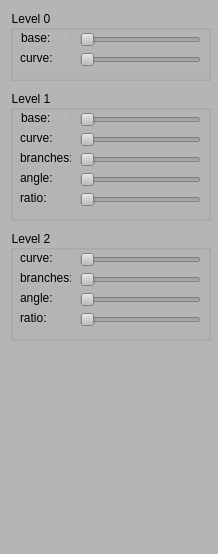
First picture: the form in PMTree2D/ControlWidget.ui, repository gnishida/PMTree2D, before the edit.
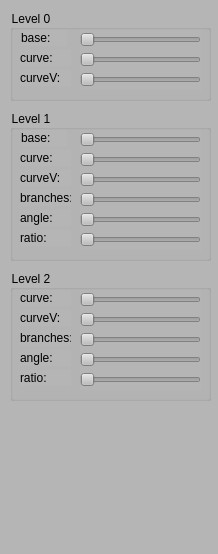
Second picture: the form after the edit.

Patch:
```diff
--- a/PMTree2D/ControlWidget.ui
+++ b/PMTree2D/ControlWidget.ui
@@ -26,7 +26,7 @@
       <x>10</x>
       <y>10</y>
       <width>201</width>
-      <height>71</height>
+      <height>91</height>
      </rect>
     </property>
     <property name="title">
@@ -84,14 +84,40 @@
       <string>curve:</string>
      </property>
     </widget>
+    <widget class="QLabel" name="label_4">
+     <property name="geometry">
+      <rect>
+       <x>10</x>
+       <y>60</y>
+       <width>51</width>
+       <height>16</height>
+      </rect>
+     </property>
+     <property name="text">
+      <string>curveV:</string>
+     </property>
+    </widget>
+    <widget class="QSlider" name="horizontalSliderCurveV0">
+     <property name="geometry">
+      <rect>
+       <x>70</x>
+       <y>60</y>
+       <width>121</width>
+       <height>20</height>
+      </rect>
+     </property>
+     <property name="orientation">
+      <enum>Qt::Horizontal</enum>
+     </property>
+    </widget>
    </widget>
    <widget class="QGroupBox" name="groupBox_2">
     <property name="geometry">
      <rect>
       <x>10</x>
-      <y>90</y>
+      <y>110</y>
       <width>201</width>
-      <height>131</height>
+      <height>151</height>
      </rect>
     </property>
     <property name="title">
@@ -153,7 +179,7 @@
      <property name="geometry">
       <rect>
        <x>10</x>
-       <y>60</y>
+       <y>80</y>
        <width>51</width>
        <height>16</height>
       </rect>
@@ -166,7 +192,7 @@
      <property name="geometry">
       <rect>
        <x>70</x>
-       <y>60</y>
+       <y>80</y>
        <width>121</width>
        <height>20</height>
       </rect>
@@ -179,7 +205,7 @@
      <property name="geometry">
       <rect>
        <x>10</x>
-       <y>80</y>
+       <y>100</y>
        <width>51</width>
        <height>16</height>
       </rect>
@@ -192,7 +218,7 @@
      <property name="geometry">
       <rect>
        <x>70</x>
-       <y>80</y>
+       <y>100</y>
        <width>121</width>
        <height>20</height>
       </rect>
@@ -205,7 +231,7 @@
      <property name="geometry">
       <rect>
        <x>10</x>
-       <y>100</y>
+       <y>120</y>
        <width>51</width>
        <height>16</height>
       </rect>
@@ -218,7 +244,33 @@
      <property name="geometry">
       <rect>
        <x>70</x>
-       <y>100</y>
+       <y>120</y>
+       <width>121</width>
+       <height>20</height>
+      </rect>
+     </property>
+     <property name="orientation">
+      <enum>Qt::Horizontal</enum>
+     </property>
+    </widget>
+    <widget class="QLabel" name="label_13">
+     <property name="geometry">
+      <rect>
+       <x>10</x>
+       <y>60</y>
+       <width>51</width>
+       <height>16</height>
+      </rect>
+     </property>
+     <property name="text">
+      <string>curveV:</string>
+     </property>
+    </widget>
+    <widget class="QSlider" name="horizontalSliderCurveV1">
+     <property name="geometry">
+      <rect>
+       <x>70</x>
+       <y>60</y>
        <width>121</width>
        <height>20</height>
       </rect>
@@ -232,9 +284,9 @@
     <property name="geometry">
      <rect>
       <x>10</x>
-      <y>230</y>
+      <y>270</y>
       <width>201</width>
-      <height>111</height>
+      <height>131</height>
      </rect>
     </property>
     <property name="title">
@@ -270,7 +322,7 @@
      <property name="geometry">
       <rect>
        <x>10</x>
-       <y>40</y>
+       <y>60</y>
        <width>51</width>
        <height>16</height>
       </rect>
@@ -283,7 +335,7 @@
      <property name="geometry">
       <rect>
        <x>70</x>
-       <y>40</y>
+       <y>60</y>
        <width>121</width>
        <height>20</height>
       </rect>
@@ -296,7 +348,7 @@
      <property name="geometry">
       <rect>
        <x>10</x>
-       <y>60</y>
+       <y>80</y>
        <width>51</width>
        <height>16</height>
       </rect>
@@ -309,7 +361,7 @@
      <property name="geometry">
       <rect>
        <x>70</x>
-       <y>60</y>
+       <y>80</y>
        <width>121</width>
        <height>20</height>
       </rect>
@@ -322,7 +374,7 @@
      <property name="geometry">
       <rect>
        <x>10</x>
-       <y>80</y>
+       <y>100</y>
        <width>51</width>
        <height>16</height>
       </rect>
@@ -335,7 +387,33 @@
      <property name="geometry">
       <rect>
        <x>70</x>
-       <y>80</y>
+       <y>100</y>
+       <width>121</width>
+       <height>20</height>
+      </rect>
+     </property>
+     <property name="orientation">
+      <enum>Qt::Horizontal</enum>
+     </property>
+    </widget>
+    <widget class="QLabel" name="label_19">
+     <property name="geometry">
+      <rect>
+       <x>10</x>
+       <y>40</y>
+       <width>51</width>
+       <height>16</height>
+      </rect>
+     </property>
+     <property name="text">
+      <string>curveV:</string>
+     </property>
+    </widget>
+    <widget class="QSlider" name="horizontalSliderCurveV2">
+     <property name="geometry">
+      <rect>
+       <x>70</x>
+       <y>40</y>
        <width>121</width>
        <height>20</height>
       </rect>
```
